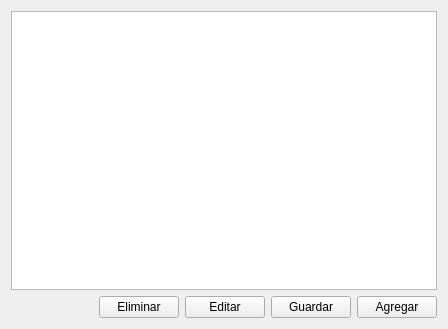
Qt form principal.ui (MishelleMenendez/P61-Qt-QWidgetTable) before a commit.
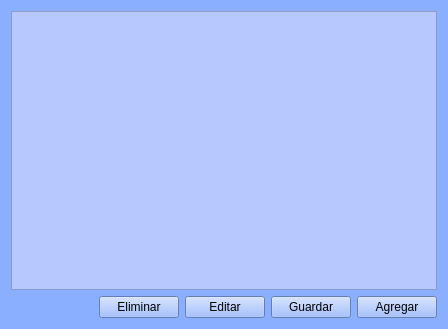
The same form after that commit. Icons and pictures are not drawn.

Diff of the .ui file:
```diff
--- a/principal.ui
+++ b/principal.ui
@@ -10,12 +10,236 @@
     <height>329</height>
    </rect>
   </property>
+  <property name="palette">
+   <palette>
+    <active>
+     <colorrole role="Button">
+      <brush brushstyle="SolidPattern">
+       <color alpha="255">
+        <red>138</red>
+        <green>175</green>
+        <blue>255</blue>
+       </color>
+      </brush>
+     </colorrole>
+     <colorrole role="Base">
+      <brush brushstyle="SolidPattern">
+       <color alpha="255">
+        <red>138</red>
+        <green>175</green>
+        <blue>255</blue>
+       </color>
+      </brush>
+     </colorrole>
+     <colorrole role="Window">
+      <brush brushstyle="SolidPattern">
+       <color alpha="255">
+        <red>138</red>
+        <green>175</green>
+        <blue>255</blue>
+       </color>
+      </brush>
+     </colorrole>
+     <colorrole role="Highlight">
+      <brush brushstyle="SolidPattern">
+       <color alpha="255">
+        <red>119</red>
+        <green>128</green>
+        <blue>255</blue>
+       </color>
+      </brush>
+     </colorrole>
+    </active>
+    <inactive>
+     <colorrole role="Button">
+      <brush brushstyle="SolidPattern">
+       <color alpha="255">
+        <red>240</red>
+        <green>240</green>
+        <blue>240</blue>
+       </color>
+      </brush>
+     </colorrole>
+     <colorrole role="Base">
+      <brush brushstyle="SolidPattern">
+       <color alpha="255">
+        <red>255</red>
+        <green>255</green>
+        <blue>255</blue>
+       </color>
+      </brush>
+     </colorrole>
+     <colorrole role="Window">
+      <brush brushstyle="SolidPattern">
+       <color alpha="255">
+        <red>240</red>
+        <green>240</green>
+        <blue>240</blue>
+       </color>
+      </brush>
+     </colorrole>
+     <colorrole role="Highlight">
+      <brush brushstyle="SolidPattern">
+       <color alpha="255">
+        <red>240</red>
+        <green>240</green>
+        <blue>240</blue>
+       </color>
+      </brush>
+     </colorrole>
+    </inactive>
+    <disabled>
+     <colorrole role="Button">
+      <brush brushstyle="SolidPattern">
+       <color alpha="255">
+        <red>138</red>
+        <green>175</green>
+        <blue>255</blue>
+       </color>
+      </brush>
+     </colorrole>
+     <colorrole role="Base">
+      <brush brushstyle="SolidPattern">
+       <color alpha="255">
+        <red>138</red>
+        <green>175</green>
+        <blue>255</blue>
+       </color>
+      </brush>
+     </colorrole>
+     <colorrole role="Window">
+      <brush brushstyle="SolidPattern">
+       <color alpha="255">
+        <red>138</red>
+        <green>175</green>
+        <blue>255</blue>
+       </color>
+      </brush>
+     </colorrole>
+     <colorrole role="Highlight">
+      <brush brushstyle="SolidPattern">
+       <color alpha="255">
+        <red>51</red>
+        <green>153</green>
+        <blue>255</blue>
+       </color>
+      </brush>
+     </colorrole>
+    </disabled>
+   </palette>
+  </property>
   <property name="windowTitle">
-   <string>Principal</string>
+   <string>Contactos</string>
+  </property>
+  <property name="windowIcon">
+   <iconset resource="Recursos.qrc">
+    <normaloff>:/Recursos/agenda.png</normaloff>:/Recursos/agenda.png</iconset>
+  </property>
+  <property name="windowOpacity">
+   <double>2.000000000000000</double>
+  </property>
+  <property name="styleSheet">
+   <string notr="true">background-color: rgb(138, 175, 255);</string>
   </property>
   <layout class="QVBoxLayout" name="verticalLayout">
    <item>
-    <widget class="QTableWidget" name="tblLista"/>
+    <widget class="QTableWidget" name="tblLista">
+     <property name="palette">
+      <palette>
+       <active>
+        <colorrole role="Button">
+         <brush brushstyle="SolidPattern">
+          <color alpha="255">
+           <red>183</red>
+           <green>199</green>
+           <blue>255</blue>
+          </color>
+         </brush>
+        </colorrole>
+        <colorrole role="Base">
+         <brush brushstyle="SolidPattern">
+          <color alpha="255">
+           <red>183</red>
+           <green>199</green>
+           <blue>255</blue>
+          </color>
+         </brush>
+        </colorrole>
+        <colorrole role="Window">
+         <brush brushstyle="SolidPattern">
+          <color alpha="255">
+           <red>183</red>
+           <green>199</green>
+           <blue>255</blue>
+          </color>
+         </brush>
+        </colorrole>
+       </active>
+       <inactive>
+        <colorrole role="Button">
+         <brush brushstyle="SolidPattern">
+          <color alpha="255">
+           <red>183</red>
+           <green>199</green>
+           <blue>255</blue>
+          </color>
+         </brush>
+        </colorrole>
+        <colorrole role="Base">
+         <brush brushstyle="SolidPattern">
+          <color alpha="255">
+           <red>183</red>
+           <green>199</green>
+           <blue>255</blue>
+          </color>
+         </brush>
+        </colorrole>
+        <colorrole role="Window">
+         <brush brushstyle="SolidPattern">
+          <color alpha="255">
+           <red>183</red>
+           <green>199</green>
+           <blue>255</blue>
+          </color>
+         </brush>
+        </colorrole>
+       </inactive>
+       <disabled>
+        <colorrole role="Button">
+         <brush brushstyle="SolidPattern">
+          <color alpha="255">
+           <red>183</red>
+           <green>199</green>
+           <blue>255</blue>
+          </color>
+         </brush>
+        </colorrole>
+        <colorrole role="Base">
+         <brush brushstyle="SolidPattern">
+          <color alpha="255">
+           <red>183</red>
+           <green>199</green>
+           <blue>255</blue>
+          </color>
+         </brush>
+        </colorrole>
+        <colorrole role="Window">
+         <brush brushstyle="SolidPattern">
+          <color alpha="255">
+           <red>183</red>
+           <green>199</green>
+           <blue>255</blue>
+          </color>
+         </brush>
+        </colorrole>
+       </disabled>
+      </palette>
+     </property>
+     <property name="styleSheet">
+      <string notr="true">font: italic 9pt &quot;Arial&quot;;
+background-color: rgb(183, 199, 255);</string>
+     </property>
+    </widget>
    </item>
    <item>
     <layout class="QHBoxLayout" name="horizontalLayout">
@@ -34,6 +258,97 @@
      </item>
      <item>
       <widget class="QPushButton" name="btnEliminar">
+       <property name="palette">
+        <palette>
+         <active>
+          <colorrole role="Button">
+           <brush brushstyle="SolidPattern">
+            <color alpha="255">
+             <red>138</red>
+             <green>175</green>
+             <blue>255</blue>
+            </color>
+           </brush>
+          </colorrole>
+          <colorrole role="Base">
+           <brush brushstyle="SolidPattern">
+            <color alpha="255">
+             <red>138</red>
+             <green>175</green>
+             <blue>255</blue>
+            </color>
+           </brush>
+          </colorrole>
+          <colorrole role="Window">
+           <brush brushstyle="SolidPattern">
+            <color alpha="255">
+             <red>138</red>
+             <green>175</green>
+             <blue>255</blue>
+            </color>
+           </brush>
+          </colorrole>
+         </active>
+         <inactive>
+          <colorrole role="Button">
+           <brush brushstyle="SolidPattern">
+            <color alpha="255">
+             <red>138</red>
+             <green>175</green>
+             <blue>255</blue>
+            </color>
+           </brush>
+          </colorrole>
+          <colorrole role="Base">
+           <brush brushstyle="SolidPattern">
+            <color alpha="255">
+             <red>138</red>
+             <green>175</green>
+             <blue>255</blue>
+            </color>
+           </brush>
+          </colorrole>
+          <colorrole role="Window">
+           <brush brushstyle="SolidPattern">
+            <color alpha="255">
+             <red>138</red>
+             <green>175</green>
+             <blue>255</blue>
+            </color>
+           </brush>
+          </colorrole>
+         </inactive>
+         <disabled>
+          <colorrole role="Button">
+           <brush brushstyle="SolidPattern">
+            <color alpha="255">
+             <red>138</red>
+             <green>175</green>
+             <blue>255</blue>
+            </color>
+           </brush>
+          </colorrole>
+          <colorrole role="Base">
+           <brush brushstyle="SolidPattern">
+            <color alpha="255">
+             <red>138</red>
+             <green>175</green>
+             <blue>255</blue>
+            </color>
+           </brush>
+          </colorrole>
+          <colorrole role="Window">
+           <brush brushstyle="SolidPattern">
+            <color alpha="255">
+             <red>138</red>
+             <green>175</green>
+             <blue>255</blue>
+            </color>
+           </brush>
+          </colorrole>
+         </disabled>
+        </palette>
+       </property>
        <property name="text">
         <string>Eliminar</string>
        </property>
```
Left out of the diff: 20 changed lines with no effect on the pictures.
